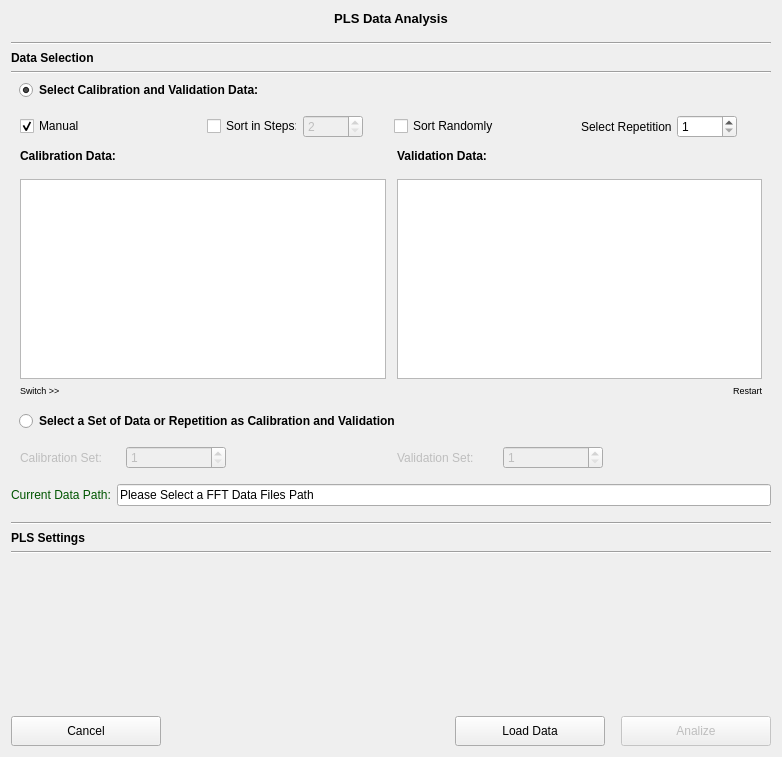
This is pol_AnalizeData.ui in CesarCarvajal/Oxymetry-Backup-2018 as Qt 5 draws it before an edit. The edited form follows.
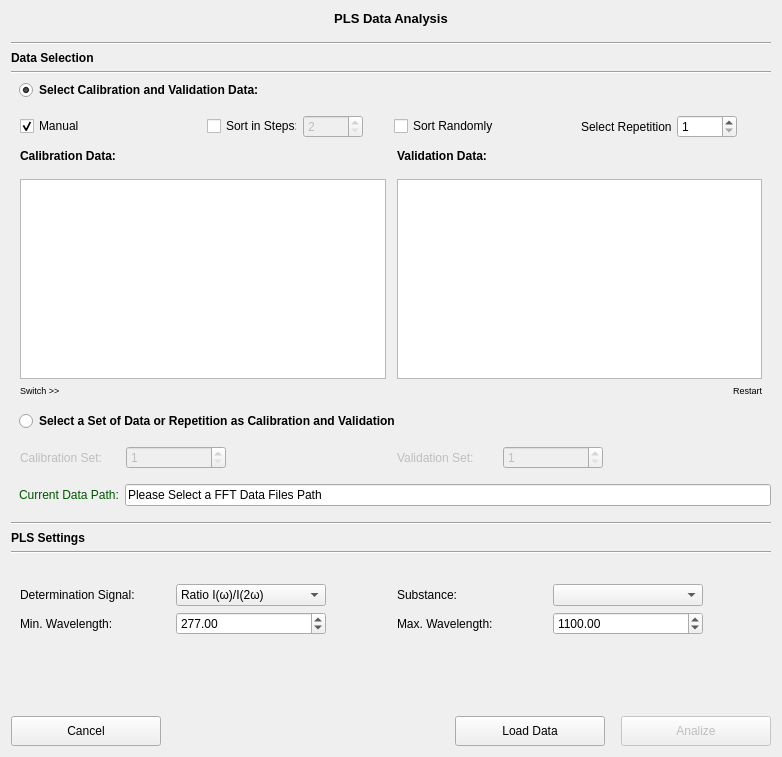
This is the edited form. Custom widgets are drawn as their Qt base class.

What changed in the file:
```diff
--- a/pol_AnalizeData.ui
+++ b/pol_AnalizeData.ui
@@ -784,6 +784,22 @@
      </item>
      <item>
       <layout class="QHBoxLayout" name="horizontalLayout">
+       <item>
+        <spacer name="horizontalSpacer_14">
+         <property name="orientation">
+          <enum>Qt::Horizontal</enum>
+         </property>
+         <property name="sizeType">
+          <enum>QSizePolicy::Fixed</enum>
+         </property>
+         <property name="sizeHint" stdset="0">
+          <size>
+           <width>8</width>
+           <height>20</height>
+          </size>
+         </property>
+        </spacer>
+       </item>
        <item>
         <widget class="QLabel" name="label_currentPath">
          <property name="minimumSize">
@@ -903,7 +919,260 @@
          <height>100</height>
         </size>
        </property>
-       <layout class="QVBoxLayout" name="verticalLayout_5"/>
+       <layout class="QVBoxLayout" name="verticalLayout_5">
+        <item>
+         <layout class="QGridLayout" name="gridLayout_4">
+          <item row="0" column="1">
+           <spacer name="horizontalSpacer_17">
+            <property name="orientation">
+             <enum>Qt::Horizontal</enum>
+            </property>
+            <property name="sizeType">
+             <enum>QSizePolicy::Fixed</enum>
+            </property>
+            <property name="sizeHint" stdset="0">
+             <size>
+              <width>5</width>
+              <height>10</height>
+             </size>
+            </property>
+           </spacer>
+          </item>
+          <item row="0" column="2">
+           <layout class="QHBoxLayout" name="horizontalLayout_13">
+            <item>
+             <widget class="QLabel" name="label_subs">
+              <property name="minimumSize">
+               <size>
+                <width>150</width>
+                <height>0</height>
+               </size>
+              </property>
+              <property name="text">
+               <string>Substance:</string>
+              </property>
+             </widget>
+            </item>
+            <item>
+             <widget class="QComboBox" name="comboBox_Substance">
+              <property name="sizePolicy">
+               <sizepolicy hsizetype="Minimum" vsizetype="Fixed">
+                <horstretch>0</horstretch>
+                <verstretch>0</verstretch>
+               </sizepolicy>
+              </property>
+              <property name="minimumSize">
+               <size>
+                <width>150</width>
+                <height>0</height>
+               </size>
+              </property>
+             </widget>
+            </item>
+            <item>
+             <spacer name="horizontalSpacer_16">
+              <property name="orientation">
+               <enum>Qt::Horizontal</enum>
+              </property>
+              <property name="sizeHint" stdset="0">
+               <size>
+                <width>40</width>
+                <height>10</height>
+               </size>
+              </property>
+             </spacer>
+            </item>
+           </layout>
+          </item>
+          <item row="0" column="0">
+           <layout class="QHBoxLayout" name="horizontalLayout_12">
+            <item>
+             <widget class="QLabel" name="label_detsignal">
+              <property name="minimumSize">
+               <size>
+                <width>150</width>
+                <height>0</height>
+               </size>
+              </property>
+              <property name="text">
+               <string>Determination Signal:</string>
+              </property>
+             </widget>
+            </item>
+            <item>
+             <widget class="QComboBox" name="comboBox_DetSignal">
+              <property name="sizePolicy">
+               <sizepolicy hsizetype="Minimum" vsizetype="Fixed">
+                <horstretch>0</horstretch>
+                <verstretch>0</verstretch>
+               </sizepolicy>
+              </property>
+              <property name="minimumSize">
+               <size>
+                <width>150</width>
+                <height>0</height>
+               </size>
+              </property>
+              <item>
+               <property name="text">
+                <string>Ratio I(ω)/I(2ω)</string>
+               </property>
+              </item>
+              <item>
+               <property name="text">
+                <string>I(ω)</string>
+               </property>
+              </item>
+              <item>
+               <property name="text">
+                <string>I(2ω)</string>
+               </property>
+              </item>
+              <item>
+               <property name="text">
+                <string>I(DC)</string>
+               </property>
+              </item>
+             </widget>
+            </item>
+            <item>
+             <spacer name="horizontalSpacer_15">
+              <property name="orientation">
+               <enum>Qt::Horizontal</enum>
+              </property>
+              <property name="sizeHint" stdset="0">
+               <size>
+                <width>40</width>
+                <height>10</height>
+               </size>
+              </property>
+             </spacer>
+            </item>
+           </layout>
+          </item>
+          <item row="1" column="2">
+           <layout class="QHBoxLayout" name="horizontalLayout_15">
+            <item>
+             <widget class="QLabel" name="label_7">
+              <property name="sizePolicy">
+               <sizepolicy hsizetype="Preferred" vsizetype="Preferred">
+                <horstretch>0</horstretch>
+                <verstretch>0</verstretch>
+               </sizepolicy>
+              </property>
+              <property name="minimumSize">
+               <size>
+                <width>150</width>
+                <height>0</height>
+               </size>
+              </property>
+              <property name="text">
+               <string>Max. Wavelength:</string>
+              </property>
+             </widget>
+            </item>
+            <item>
+             <widget class="QDoubleSpinBox" name="doubleSpinBox_maxWavel">
+              <property name="minimumSize">
+               <size>
+                <width>150</width>
+                <height>0</height>
+               </size>
+              </property>
+              <property name="maximum">
+               <double>999999999999999983222784.000000000000000</double>
+              </property>
+              <property name="singleStep">
+               <double>0.010000000000000</double>
+              </property>
+              <property name="value">
+               <double>1100.000000000000000</double>
+              </property>
+             </widget>
+            </item>
+            <item>
+             <spacer name="horizontalSpacer_18">
+              <property name="orientation">
+               <enum>Qt::Horizontal</enum>
+              </property>
+              <property name="sizeHint" stdset="0">
+               <size>
+                <width>40</width>
+                <height>10</height>
+               </size>
+              </property>
+             </spacer>
+            </item>
+           </layout>
+          </item>
+          <item row="1" column="0">
+           <layout class="QHBoxLayout" name="horizontalLayout_16">
+            <item>
+             <widget class="QLabel" name="label_8">
+              <property name="minimumSize">
+               <size>
+                <width>150</width>
+                <height>0</height>
+               </size>
+              </property>
+              <property name="text">
+               <string>Min. Wavelength:</string>
+              </property>
+             </widget>
+            </item>
+            <item>
+             <widget class="QDoubleSpinBox" name="doubleSpinBox_minWavel">
+              <property name="minimumSize">
+               <size>
+                <width>150</width>
+                <height>0</height>
+               </size>
+              </property>
+              <property name="maximum">
+               <double>10000000000000.000000000000000</double>
+              </property>
+              <property name="singleStep">
+               <double>0.010000000000000</double>
+              </property>
+              <property name="value">
+               <double>277.000000000000000</double>
+              </property>
+             </widget>
+            </item>
+            <item>
+             <spacer name="horizontalSpacer_19">
+              <property name="orientation">
+               <enum>Qt::Horizontal</enum>
+              </property>
+              <property name="sizeHint" stdset="0">
+               <size>
+                <width>40</width>
+                <height>20</height>
+               </size>
+              </property>
+             </spacer>
+            </item>
+           </layout>
+          </item>
+          <item row="1" column="1">
+           <spacer name="horizontalSpacer_20">
+            <property name="orientation">
+             <enum>Qt::Horizontal</enum>
+            </property>
+            <property name="sizeType">
+             <enum>QSizePolicy::Fixed</enum>
+            </property>
+            <property name="sizeHint" stdset="0">
+             <size>
+              <width>5</width>
+              <height>10</height>
+             </size>
+            </property>
+           </spacer>
+          </item>
+         </layout>
+        </item>
+       </layout>
       </widget>
      </item>
      <item>
```
